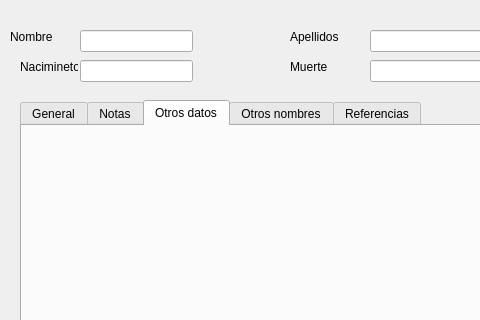
Qt form gui/dlgnuevapersona.ui (rogorido/qtpredicadores) before a commit; both pictures show x 0 to 480 and y 0 to 320 of the 609 by 454 pixel window.
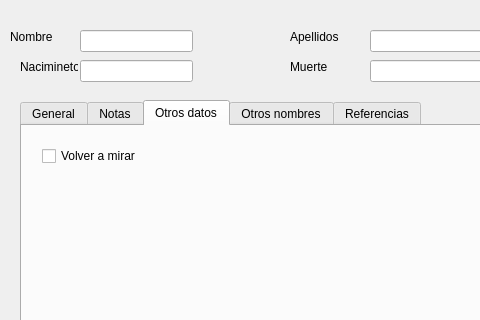
The same form after that commit. The open tabs and pages were chosen to show the change.

What changed in the file:
```diff
--- a/gui/dlgnuevapersona.ui
+++ b/gui/dlgnuevapersona.ui
@@ -154,6 +154,19 @@
     <attribute name="title">
      <string>Otros datos</string>
     </attribute>
+    <widget class="QCheckBox" name="ckVolverMirar">
+     <property name="geometry">
+      <rect>
+       <x>20</x>
+       <y>20</y>
+       <width>111</width>
+       <height>20</height>
+      </rect>
+     </property>
+     <property name="text">
+      <string>Volver a mirar</string>
+     </property>
+    </widget>
    </widget>
    <widget class="QWidget" name="tabOtrosNombres">
     <attribute name="title">
```
Left out of the diff: 2 changed lines with no effect on the pictures.
